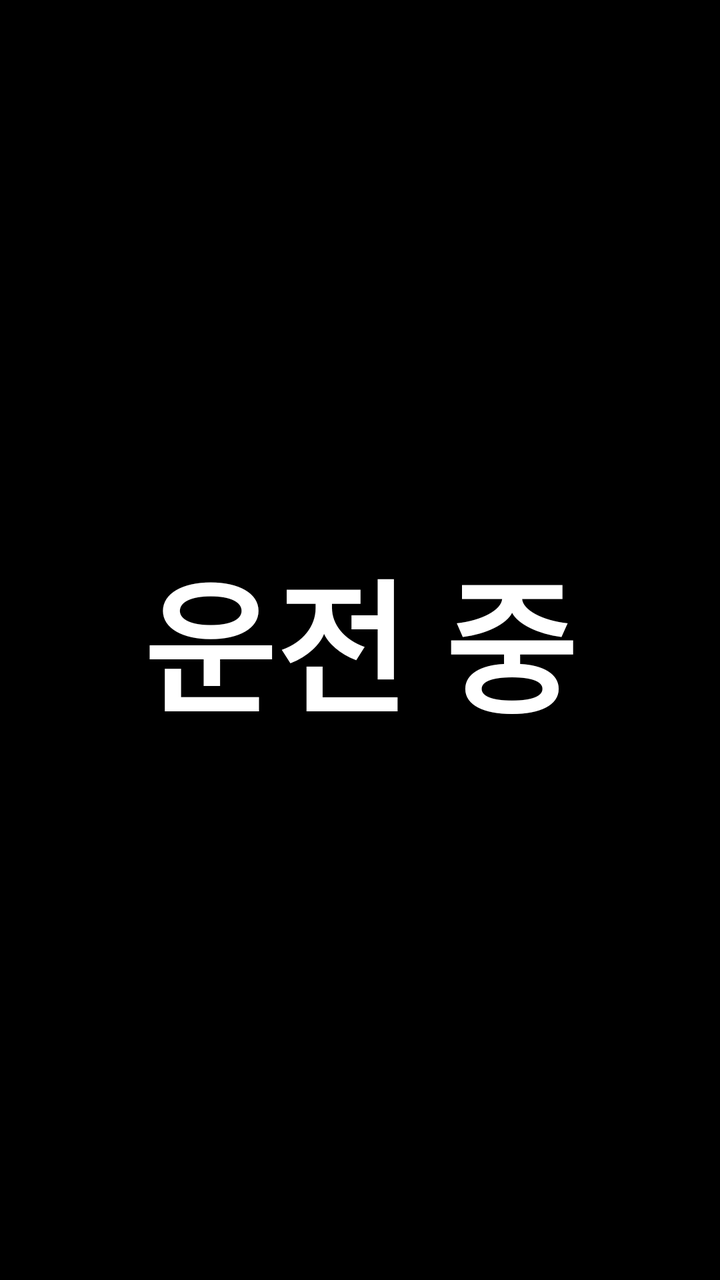
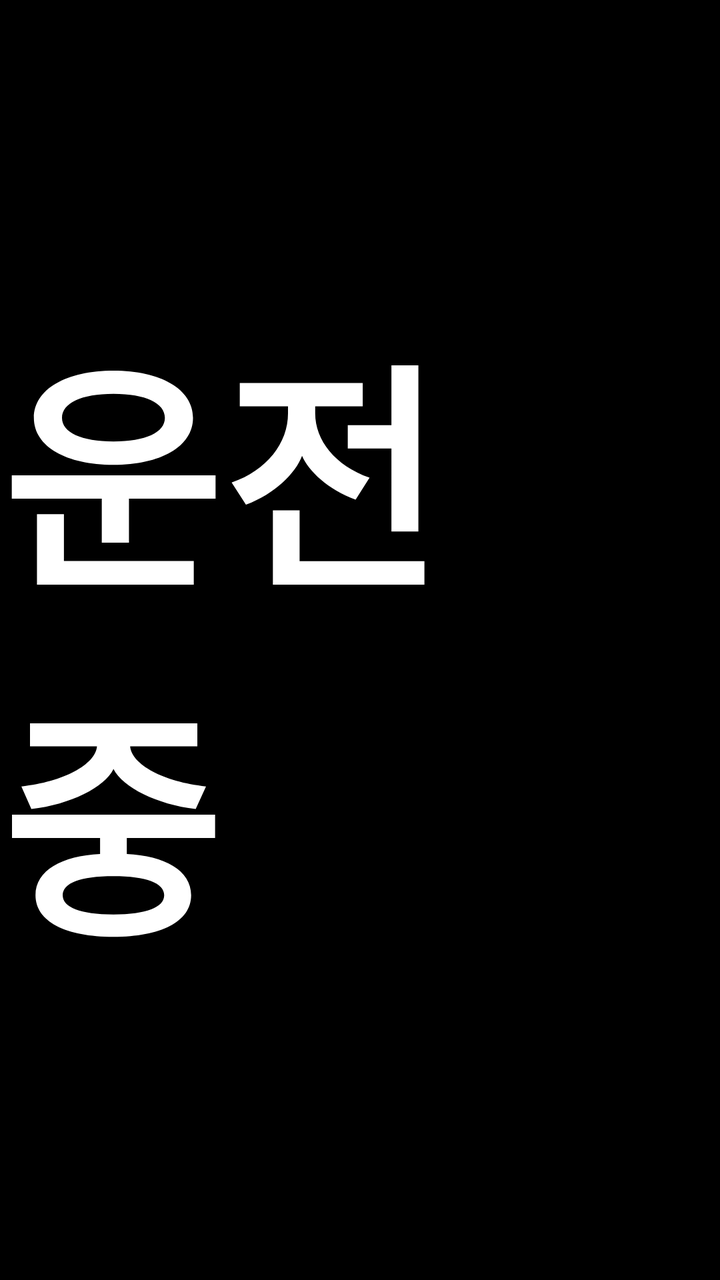

Two renders of the same Android screen: before a commit and after it. Below are the layout's source before the change and the commit's diff.
<!-- AndroidManifest.xml: application theme Theme.AnsimDrive -->
<!-- res/layout/fragment_driving.xml -->
<?xml version="1.0" encoding="utf-8"?>
<FrameLayout xmlns:android="http://schemas.android.com/apk/res/android"
    android:layout_width="match_parent"
    android:layout_height="match_parent"
    android:background="@color/bg_dark">

    <TextView
        android:id="@+id/status"
        android:layout_width="wrap_content"
        android:layout_height="wrap_content"
        android:layout_gravity="center"
        android:text="@string/driving"
        android:textColor="@color/text_main"
        android:textSize="72sp"
        android:textStyle="bold" />
</FrameLayout>
<!-- resources referenced by this layout -->
<resources>
  <color name="bg_dark">#FF000000</color>
  <color name="text_main">#FFFFFFFF</color>
  <string name="driving">운전 중</string>
  <style name="Theme.AnsimDrive" parent="Theme.AppCompat.NoActionBar">
          <item name="android:windowBackground">@color/bg_dark</item>
          <item name="android:statusBarColor">@color/bg_dark</item>
      </style>
</resources>

<!-- the commit's change to res/layout/fragment_driving.xml (unified diff, before → after) -->
@@ -11,6 +11,6 @@
         android:layout_gravity="center"
         android:text="@string/driving"
         android:textColor="@color/text_main"
-        android:textSize="72sp"
+        android:textSize="120sp"
         android:textStyle="bold" />
 </FrameLayout>
